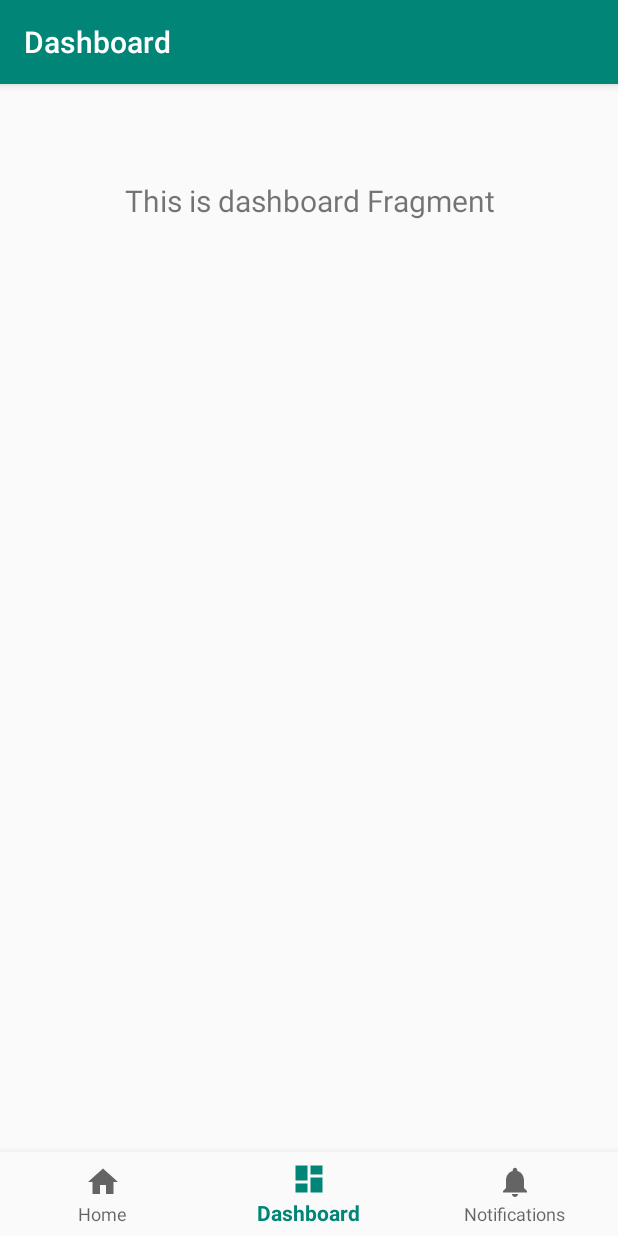
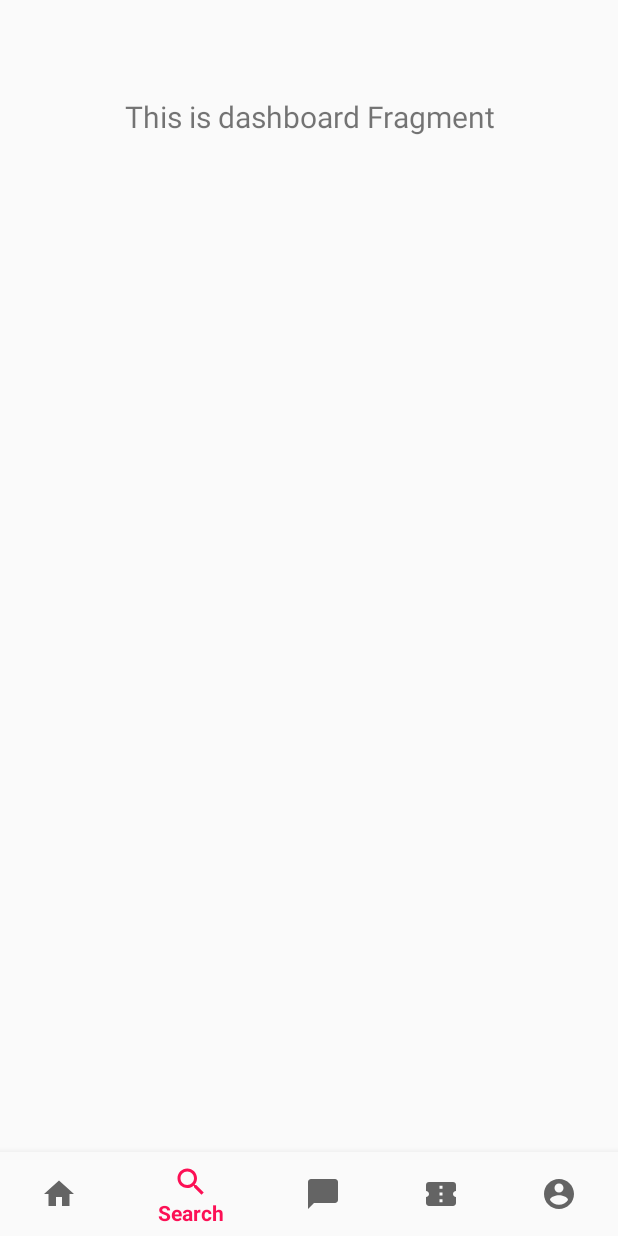
Before and after one commit to perekrist/PartyGO, an Android app: the screen it shows after launch (MainActivity), item 2 of the bottom bar chosen, on a phone screen of 412 x 824 dp. Run offline under Robolectric (Android 15) with nearby library versions, the phone set to English and light mode, and no system bars; our stand-ins replace navigation-ui.

Commit message:
update template

```diff
--- a/app/src/main/java/com/example/partygo/MainActivity.kt
+++ b/app/src/main/java/com/example/partygo/MainActivity.kt
@@ -20,10 +20,10 @@ class MainActivity : AppCompatActivity() {
         // menu should be considered as top level destinations.
         val appBarConfiguration = AppBarConfiguration(
             setOf(
-                R.id.navigation_home, R.id.navigation_dashboard, R.id.navigation_notifications
+                R.id.navigation_home, R.id.navigation_search, R.id.navigation_chat, R.id.navigation_ticket, R.id.navigation_account
             )
         )
-        setupActionBarWithNavController(navController, appBarConfiguration)
+//        setupActionBarWithNavController(navController, appBarConfiguration)
         navView.setupWithNavController(navController)
     }
 }
--- /dev/null
+++ b/app/src/main/res/drawable/ic_account_circle_black_24dp.xml
@@ -0,0 +1,9 @@
+<vector xmlns:android="http://schemas.android.com/apk/res/android"
+        android:width="24dp"
+        android:height="24dp"
+        android:viewportWidth="24.0"
+        android:viewportHeight="24.0">
+    <path
+        android:fillColor="#FF000000"
+        android:pathData="M12,2C6.48,2 2,6.48 2,12s4.48,10 10,10 10,-4.48 10,-10S17.52,2 12,2zM12,5c1.66,0 3,1.34 3,3s-1.34,3 -3,3 -3,-1.34 -3,-3 1.34,-3 3,-3zM12,19.2c-2.5,0 -4.71,-1.28 -6,-3.22 0.03,-1.99 4,-3.08 6,-3.08 1.99,0 5.97,1.09 6,3.08 -1.29,1.94 -3.5,3.22 -6,3.22z"/>
+</vector>
--- /dev/null
+++ b/app/src/main/res/drawable/ic_chat_bubble_black_24dp.xml
@@ -0,0 +1,9 @@
+<vector xmlns:android="http://schemas.android.com/apk/res/android"
+        android:width="24dp"
+        android:height="24dp"
+        android:viewportWidth="24.0"
+        android:viewportHeight="24.0">
+    <path
+        android:fillColor="#FF000000"
+        android:pathData="M20,2H4c-1.1,0 -2,0.9 -2,2v18l4,-4h14c1.1,0 2,-0.9 2,-2V4c0,-1.1 -0.9,-2 -2,-2z"/>
+</vector>
--- /dev/null
+++ b/app/src/main/res/drawable/ic_search_black_24dp.xml
@@ -0,0 +1,9 @@
+<vector xmlns:android="http://schemas.android.com/apk/res/android"
+        android:width="24dp"
+        android:height="24dp"
+        android:viewportWidth="24.0"
+        android:viewportHeight="24.0">
+    <path
+        android:fillColor="#FF000000"
+        android:pathData="M15.5,14h-0.79l-0.28,-0.27C15.41,12.59 16,11.11 16,9.5 16,5.91 13.09,3 9.5,3S3,5.91 3,9.5 5.91,16 9.5,16c1.61,0 3.09,-0.59 4.23,-1.57l0.27,0.28v0.79l5,4.99L20.49,19l-4.99,-5zM9.5,14C7.01,14 5,11.99 5,9.5S7.01,5 9.5,5 14,7.01 14,9.5 11.99,14 9.5,14z"/>
+</vector>
--- /dev/null
+++ b/app/src/main/res/drawable/ic_ticket_black_24dp.xml
@@ -0,0 +1,9 @@
+<vector xmlns:android="http://schemas.android.com/apk/res/android"
+        android:width="24dp"
+        android:height="24dp"
+        android:viewportWidth="24.0"
+        android:viewportHeight="24.0">
+    <path
+        android:fillColor="#FF000000"
+        android:pathData="M22,10L22,6c0,-1.11 -0.9,-2 -2,-2L4,4c-1.1,0 -1.99,0.89 -1.99,2v4c1.1,0 1.99,0.9 1.99,2s-0.89,2 -2,2v4c0,1.1 0.9,2 2,2h16c1.1,0 2,-0.9 2,-2v-4c-1.1,0 -2,-0.9 -2,-2s0.9,-2 2,-2zM13,17.5h-2v-2h2v2zM13,13h-2v-2h2v2zM13,8.5h-2v-2h2v2z"/>
+</vector>
--- a/app/src/main/res/menu/bottom_nav_menu.xml
+++ b/app/src/main/res/menu/bottom_nav_menu.xml
@@ -7,13 +7,24 @@
         android:title="@string/title_home" />
 
     <item
-        android:id="@+id/navigation_dashboard"
-        android:icon="@drawable/ic_dashboard_black_24dp"
-        android:title="@string/title_dashboard" />
+        android:id="@+id/navigation_search"
+        android:icon="@drawable/ic_search_black_24dp"
+        android:title="@string/title_search" />
 
     <item
-        android:id="@+id/navigation_notifications"
-        android:icon="@drawable/ic_notifications_black_24dp"
-        android:title="@string/title_notifications" />
+        android:id="@+id/navigation_chat"
+        android:icon="@drawable/ic_chat_bubble_black_24dp"
+        android:title="@string/title_chat" />
+
+    <item
+        android:id="@+id/navigation_ticket"
+        android:icon="@drawable/ic_ticket_black_24dp"
+        android:title="@string/title_ticket" />
+
+    <item
+        android:id="@+id/navigation_account"
+        android:icon="@drawable/ic_account_circle_black_24dp"
+        android:title="@string/title_account" />
+
 
 </menu>
--- a/app/src/main/res/navigation/mobile_navigation.xml
+++ b/app/src/main/res/navigation/mobile_navigation.xml
@@ -12,14 +12,27 @@
         tools:layout="@layout/fragment_home" />
 
     <fragment
-        android:id="@+id/navigation_dashboard"
+        android:id="@+id/navigation_search"
         android:name="com.example.partygo.ui.dashboard.DashboardFragment"
-        android:label="@string/title_dashboard"
+        android:label="@string/title_search"
         tools:layout="@layout/fragment_dashboard" />
 
     <fragment
-        android:id="@+id/navigation_notifications"
+        android:id="@+id/navigation_chat"
         android:name="com.example.partygo.ui.notifications.NotificationsFragment"
-        android:label="@string/title_notifications"
+        android:label="@string/title_chat"
         tools:layout="@layout/fragment_notifications" />
+
+    <fragment
+        android:id="@+id/navigation_ticket"
+        android:name="com.example.partygo.ui.notifications.NotificationsFragment"
+        android:label="@string/title_ticket"
+        tools:layout="@layout/fragment_notifications" />
+
+    <fragment
+        android:id="@+id/navigation_account"
+        android:name="com.example.partygo.ui.notifications.NotificationsFragment"
+        android:label="@string/title_account"
+        tools:layout="@layout/fragment_notifications" />
+
 </navigation>
--- a/app/src/main/res/values/colors.xml
+++ b/app/src/main/res/values/colors.xml
@@ -1,6 +1,6 @@
 <?xml version="1.0" encoding="utf-8"?>
 <resources>
-    <color name="colorPrimary">#008577</color>
-    <color name="colorPrimaryDark">#00574B</color>
-    <color name="colorAccent">#D81B60</color>
+    <color name="colorPrimary">#FC1055</color>
+    <color name="colorPrimaryDark">#AA0A39</color>
+    <color name="colorAccent">#FFFFFF</color>
 </resources>
--- a/app/src/main/res/values/strings.xml
+++ b/app/src/main/res/values/strings.xml
@@ -3,4 +3,8 @@
     <string name="title_home">Home</string>
     <string name="title_dashboard">Dashboard</string>
     <string name="title_notifications">Notifications</string>
+    <string name="title_search">Search</string>
+    <string name="title_account">Account</string>
+    <string name="title_ticket">Tickets</string>
+    <string name="title_chat">Chatic</string>
 </resources>
--- a/app/src/main/res/values/styles.xml
+++ b/app/src/main/res/values/styles.xml
@@ -1,7 +1,7 @@
 <resources>
 
     <!-- Base application theme. -->
-    <style name="AppTheme" parent="Theme.AppCompat.Light.DarkActionBar">
+    <style name="AppTheme" parent="Theme.AppCompat.Light.NoActionBar">
         <!-- Customize your theme here. -->
         <item name="colorPrimary">@color/colorPrimary</item>
         <item name="colorPrimaryDark">@color/colorPrimaryDark</item>
```
